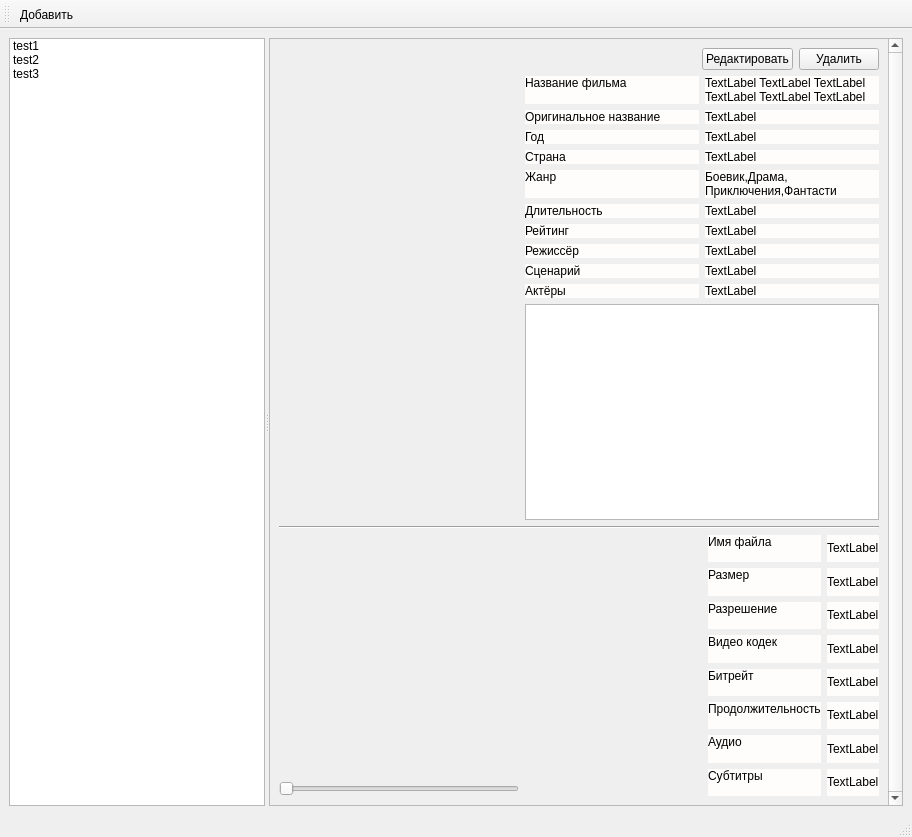
The window that data/main.ui (antonkoatl/MvCatalog) describes before a commit, drawn with Qt 5.
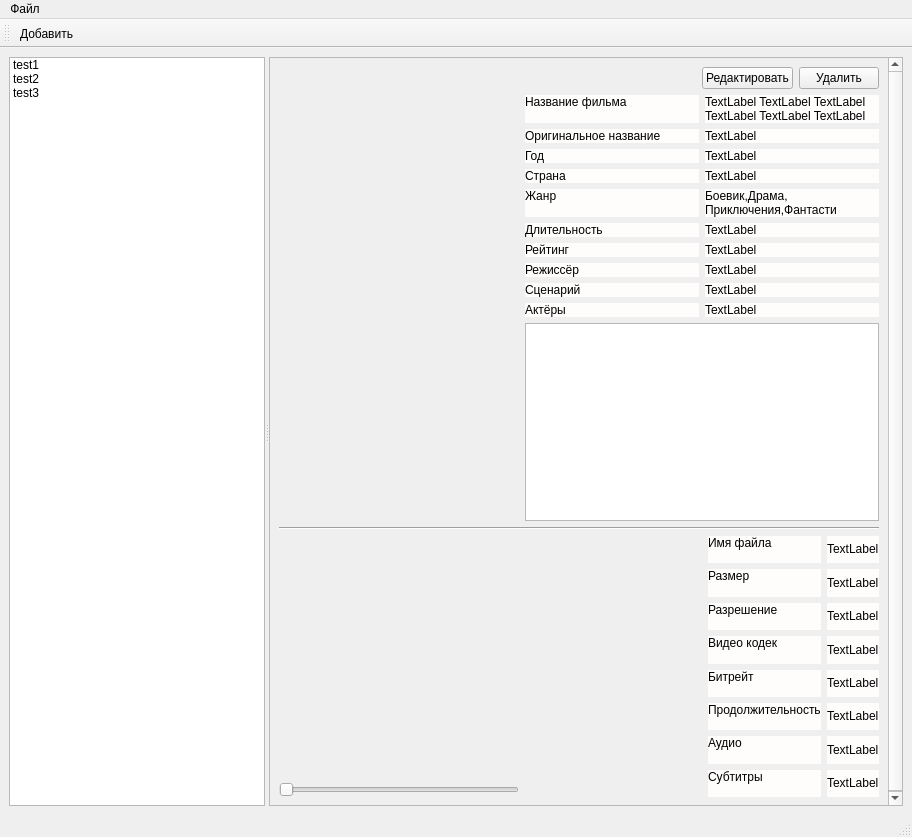
The same window after the commit. Icons and pictures are not drawn.

```diff
--- a/data/main.ui
+++ b/data/main.ui
@@ -66,7 +66,7 @@
            <property name="geometry">
             <rect>
              <x>0</x>
-             <y>-21</y>
+             <y>0</y>
              <width>596</width>
              <height>753</height>
             </rect>
@@ -769,6 +769,14 @@
      <height>22</height>
     </rect>
    </property>
+   <widget class="QMenu" name="menu">
+    <property name="title">
+     <string>Файл</string>
+    </property>
+    <addaction name="action_file_new"/>
+    <addaction name="action_file_open"/>
+   </widget>
+   <addaction name="menu"/>
   </widget>
   <widget class="QStatusBar" name="statusbar"/>
   <widget class="QToolBar" name="toolBar">
```
Left out of the diff: 10 changed lines with no effect on the pictures.
